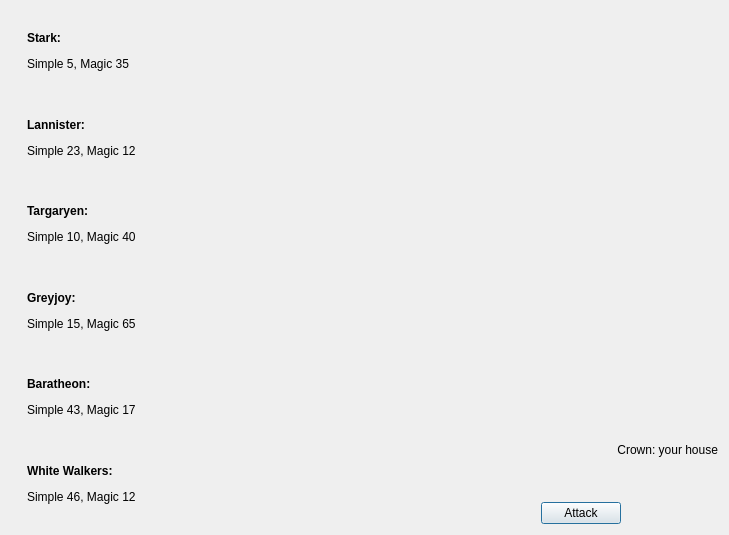
Above: playwindow.ui from AliceCasali/Legend_Of_WesterosQT before the change. Below: the same form after it.
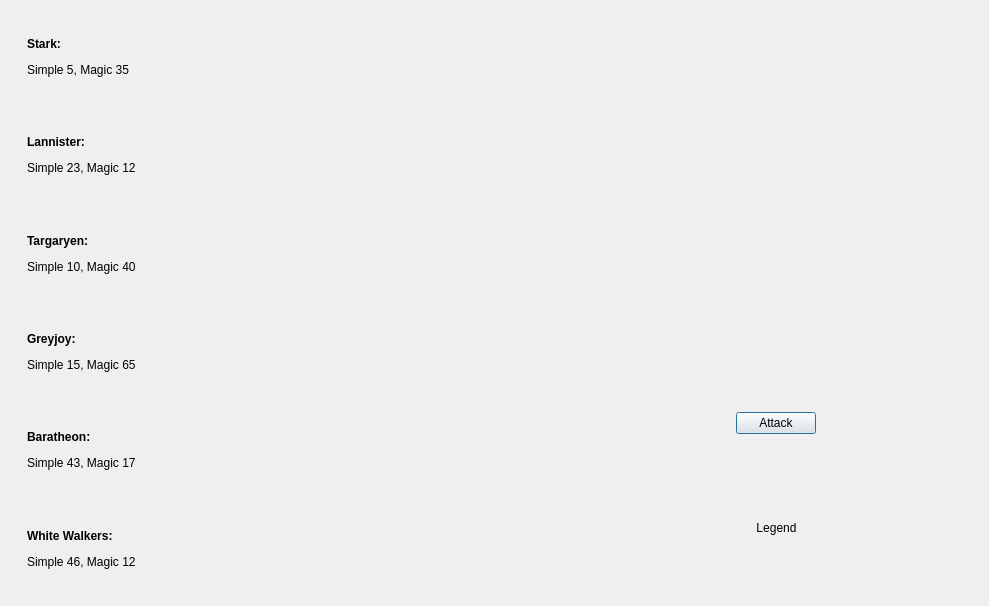
That is the form after the change.

Diff of the .ui file:
```diff
--- a/playwindow.ui
+++ b/playwindow.ui
@@ -6,8 +6,8 @@
    <rect>
     <x>0</x>
     <y>0</y>
-    <width>729</width>
-    <height>535</height>
+    <width>989</width>
+    <height>606</height>
    </rect>
   </property>
   <property name="windowTitle">
@@ -288,18 +288,11 @@
       </widget>
      </item>
      <item>
-      <layout class="QVBoxLayout" name="verticalLayout_3">
-       <item>
-        <widget class="QLabel" name="labelLegend">
-         <property name="text">
-          <string>&lt;html&gt;&lt;head/&gt;&lt;body&gt;&lt;p&gt;Crown: your house&lt;/p&gt;&lt;/body&gt;&lt;/html&gt;</string>
-         </property>
-         <property name="alignment">
-          <set>Qt::AlignRight|Qt::AlignTrailing|Qt::AlignVCenter</set>
-         </property>
-        </widget>
-       </item>
-      </layout>
+      <widget class="QLabel" name="label_2">
+       <property name="text">
+        <string/>
+       </property>
+      </widget>
      </item>
      <item alignment="Qt::AlignHCenter">
       <widget class="QPushButton" name="attacca">
@@ -314,6 +307,90 @@
        </property>
       </widget>
      </item>
+     <item>
+      <widget class="QLabel" name="label">
+       <property name="text">
+        <string/>
+       </property>
+      </widget>
+     </item>
+     <item>
+      <layout class="QGridLayout" name="gridLayout">
+       <item row="3" column="1" alignment="Qt::AlignVCenter">
+        <widget class="QLabel" name="labelTic_2">
+         <property name="text">
+          <string/>
+         </property>
+         <property name="margin">
+          <number>10</number>
+         </property>
+        </widget>
+       </item>
+       <item row="2" column="0" alignment="Qt::AlignHCenter">
+        <widget class="QLabel" name="labelCrown">
+         <property name="text">
+          <string/>
+         </property>
+         <property name="margin">
+          <number>10</number>
+         </property>
+        </widget>
+       </item>
+       <item row="2" column="1">
+        <widget class="QLabel" name="labelCrown_2">
+         <property name="text">
+          <string/>
+         </property>
+         <property name="margin">
+          <number>10</number>
+         </property>
+        </widget>
+       </item>
+       <item row="3" column="0" alignment="Qt::AlignHCenter|Qt::AlignVCenter">
+        <widget class="QLabel" name="labelTic">
+         <property name="text">
+          <string/>
+         </property>
+         <property name="margin">
+          <number>10</number>
+         </property>
+        </widget>
+       </item>
+       <item row="0" column="0" colspan="2">
+        <widget class="QLabel" name="labelLegend">
+         <property name="text">
+          <string>Legend</string>
+         </property>
+         <property name="alignment">
+          <set>Qt::AlignCenter</set>
+         </property>
+         <property name="margin">
+          <number>0</number>
+         </property>
+        </widget>
+       </item>
+       <item row="4" column="0" alignment="Qt::AlignHCenter|Qt::AlignVCenter">
+        <widget class="QLabel" name="labelCross">
+         <property name="text">
+          <string/>
+         </property>
+         <property name="margin">
+          <number>10</number>
+         </property>
+        </widget>
+       </item>
+       <item row="4" column="1" alignment="Qt::AlignVCenter">
+        <widget class="QLabel" name="labelCross_2">
+         <property name="text">
+          <string/>
+         </property>
+         <property name="margin">
+          <number>10</number>
+         </property>
+        </widget>
+       </item>
+      </layout>
+     </item>
     </layout>
    </item>
   </layout>
```
